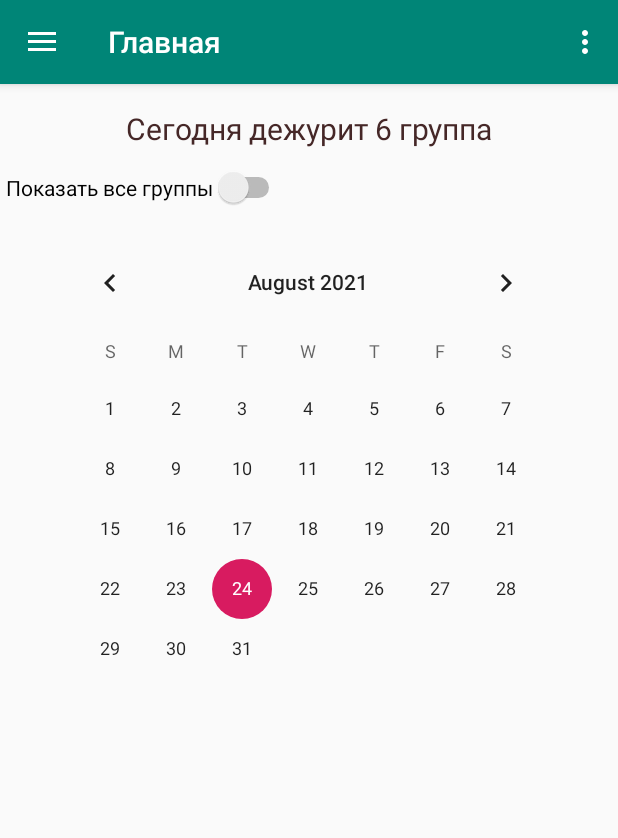
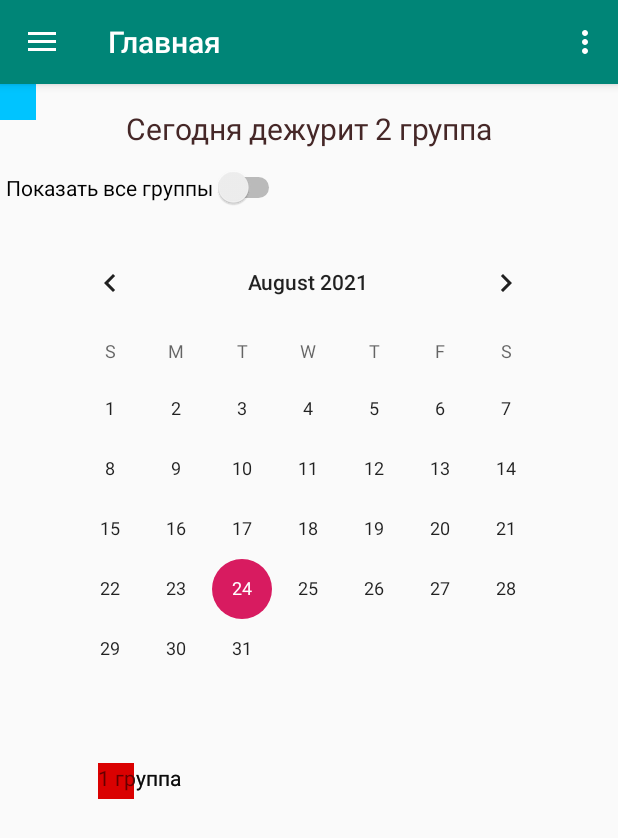
Before and after one commit to twobomb/shift-calendar-android, an Android app: the screen it shows after launch (MainActivity), on a phone screen of 412 x 824 dp. Shown: the top 838 px of the screen. Run offline under Robolectric (Android 15) with nearby library versions, the phone set to English and light mode, and no system bars; our stand-ins replace navigation-ui; libraries missing offline, so code that uses them is left out: com.roomorama.caldroid, hirondelle.date4j; 7 statements that could not run were skipped.

Commit message:
add show group dates

```diff
--- a/app/src/main/java/com/twobomb/shifter/ui/home/HomeFragment.java
+++ b/app/src/main/java/com/twobomb/shifter/ui/home/HomeFragment.java
@@ -12,6 +12,7 @@ import android.view.LayoutInflater;
 import android.view.View;
 import android.view.ViewGroup;
 import android.widget.CalendarView;
+import android.widget.CompoundButton;
 import android.widget.Switch;
 import android.widget.TextView;
 import android.widget.TimePicker;
@@ -28,6 +29,7 @@ import com.roomorama.caldroid.CaldroidFragment;
 import com.roomorama.caldroid.CaldroidListener;
 import com.twobomb.shifter.R;
 
+import java.util.ArrayList;
 import java.util.Calendar;
 import java.util.Date;
 import java.util.GregorianCalendar;
@@ -41,6 +43,7 @@ public class HomeFragment extends Fragment {
     private HomeViewModel homeViewModel;
     Switch sw_show_all;
     CaldroidFragment caldroidFragment;
+    SharedPreferences sp;
     public View onCreateView(@NonNull LayoutInflater inflater,
                              ViewGroup container, Bundle savedInstanceState) {
 
@@ -48,11 +51,27 @@ public class HomeFragment extends Fragment {
                 ViewModelProviders.of(this).get(HomeViewModel.class);
         View root = inflater.inflate(R.layout.fragment_home, container, false);
 
+        sp = getActivity().getApplicationContext().getSharedPreferences("APP_SETTINGS", Context.MODE_PRIVATE);
 
         sw_show_all = root.findViewById(R.id.sw_show_all);
-         caldroidFragment = new CaldroidFragment();
+        TextView tv_shift_now = root.findViewById(R.id.tv_shift_now);
+        tv_shift_now.setText(String.format("Сегодня дежурит %d группа",getGroupIndexByDate(new Date())+1));
+
+
+        caldroidFragment = new CaldroidFragment();
         Bundle args = new Bundle();
-        Calendar cal = Calendar.getInstance();
+        Calendar cal = Calendar.getInstance(Locale.forLanguageTag("ru"));
+        sw_show_all.setChecked(sp.getBoolean("IS_SHOW_ALL",false));
+        sw_show_all.setOnCheckedChangeListener(new CompoundButton.OnCheckedChangeListener() {
+            @Override
+            public void onCheckedChanged(CompoundButton compoundButton, boolean b) {
+                SharedPreferences.Editor edit = sp.edit();
+                edit.putBoolean("IS_SHOW_ALL",b);
+                edit.apply();
+                updateColors();
+                caldroidFragment.refreshView();
+            }
+        });
         caldroidFragment.setCaldroidListener(new CaldroidListener() {
             @Override
             public void onSelectDate(Date date, View view) {
@@ -67,6 +86,7 @@ public class HomeFragment extends Fragment {
         });
         args.putInt(CaldroidFragment.MONTH, cal.get(Calendar.MONTH) + 1);
         args.putInt(CaldroidFragment.YEAR, cal.get(Calendar.YEAR));
+        args.putInt(CaldroidFragment.START_DAY_OF_WEEK, CaldroidFragment.MONDAY);
         caldroidFragment.setArguments(args);
         FragmentTransaction t = getActivity().getSupportFragmentManager().beginTransaction();
         t.replace(R.id.calendar, caldroidFragment);
@@ -75,18 +95,10 @@ public class HomeFragment extends Fragment {
 
         return root;
     }
-
-    public void updateColors(){
-        SharedPreferences sp = getActivity().getApplicationContext().getSharedPreferences("APP_SETTINGS", Context.MODE_PRIVATE);
-        int myGroup =        sp.getInt("group_index",0);
-        GregorianCalendar dateInit = new GregorianCalendar(2021,8,19);
-        ColorDrawable[] colors=  new ColorDrawable[]{
-                new ColorDrawable(getResources().getColor(R.color.group_0, getActivity().getTheme())),
-                new ColorDrawable(getResources().getColor(R.color.group_1, getActivity().getTheme())),
-                new ColorDrawable(getResources().getColor(R.color.group_2, getActivity().getTheme())),
-                new ColorDrawable(getResources().getColor(R.color.group_3, getActivity().getTheme())),
-        };
-        GregorianCalendar begin = new GregorianCalendar(caldroidFragment.getYear(),caldroidFragment.getMonth(),1);
+    public int getGroupIndexByDate(Date date){//Какая группа дежурит в дату
+        GregorianCalendar dateInit = new GregorianCalendar(2021,8-1,19);//ДАТА ДЛЯ ИНИЦИАЛИЗАЦИИ КАКАЯ ГРУППА ДЕЖУРИТ УКАЗАНА ДЛЯ первой группы
+        GregorianCalendar begin =  new GregorianCalendar();
+        begin.setTime(date);
 
         Long  diffDays = Long.valueOf(0);
         if(dateInit.getTimeInMillis() > begin.getTimeInMillis())
@@ -95,23 +107,49 @@ public class HomeFragment extends Fragment {
             diffDays = begin.getTimeInMillis() - dateInit.getTimeInMillis();
 
         diffDays = Double.valueOf(Math.floor(diffDays.doubleValue() / (1000 * 60 * 60 * 24))).longValue();
-        int groupCur = (int) (diffDays%4) ;
+        return (int) (diffDays%4) ;
+    }
+    public void updateColors(){
+        int myGroup =        sp.getInt("group_index",0);
+        boolean sw_show_all =        sp.getBoolean("IS_SHOW_ALL",false);
+        ColorDrawable[] colors=  new ColorDrawable[]{
+                new ColorDrawable(getResources().getColor(R.color.group_0, getActivity().getTheme())),
+                new ColorDrawable(getResources().getColor(R.color.group_1, getActivity().getTheme())),
+                new ColorDrawable(getResources().getColor(R.color.group_2, getActivity().getTheme())),
+                new ColorDrawable(getResources().getColor(R.color.group_3, getActivity().getTheme())),
+        };
+        GregorianCalendar begin = new GregorianCalendar(caldroidFragment.getYear(),caldroidFragment.getMonth()-1,1);
 
-        while (begin.get(Calendar.MONTH) == caldroidFragment.getMonth()){
-            if(!sw_show_all.isChecked() && groupCur == myGroup){
+
+        //Очистить фоны с предудущего месяца до следующего включителноо
+        GregorianCalendar beginClear = (GregorianCalendar) begin.clone();
+        beginClear.add(Calendar.MONTH,2);
+        int monthTo = beginClear.get(Calendar.MONTH);
+        beginClear.add(Calendar.MONTH,-3);
+        ArrayList<Date> clearDates = new ArrayList<>();
+        while (beginClear.get(Calendar.MONTH) != monthTo){
+            clearDates.add(beginClear.getTime());
+            beginClear.add(Calendar.DATE,1);
+        }
+        caldroidFragment.clearBackgroundDrawableForDates(clearDates);
+
+
+        int groupCur = getGroupIndexByDate(begin.getTime()) ;
+        while (begin.get(Calendar.MONTH)+1 == caldroidFragment.getMonth()){
+            if(!sw_show_all && groupCur == myGroup){
+                caldroidFragment.setBackgroundDrawableForDate(colors[groupCur], begin.getTime());
+                begin.add(Calendar.DATE,1);
                 groupCur = (groupCur+1) %4;
-                begin.add(Calendar.DATE,1);
-                caldroidFragment.setBackgroundDrawableForDate(colors[groupCur], begin.getTime());
             }
-            else if(!sw_show_all.isChecked()) {
+            else if(!sw_show_all) {
                 groupCur = (groupCur+1) %4;
                 begin.add(Calendar.DATE,1);
                 continue;
             }
             else{
+                caldroidFragment.setBackgroundDrawableForDate(colors[groupCur],begin.getTime());
                 groupCur = (groupCur+1) %4;
                 begin.add(Calendar.DATE,1);
-                caldroidFragment.setBackgroundDrawableForDate(colors[groupCur],begin.getTime());
             }
 
         }
--- a/app/src/main/res/layout/fragment_home.xml
+++ b/app/src/main/res/layout/fragment_home.xml
@@ -36,4 +36,99 @@
         android:text="Показать все группы"
         app:layout_constraintStart_toStartOf="parent"
         app:layout_constraintTop_toBottomOf="@+id/tv_shift_now" />
+
+    <androidx.constraintlayout.widget.ConstraintLayout
+        android:layout_width="280dp"
+        android:layout_height="103dp"
+        android:layout_marginTop="16dp"
+        app:layout_constraintEnd_toEndOf="parent"
+        app:layout_constraintHorizontal_bias="0.496"
+        app:layout_constraintStart_toStartOf="parent"
+        app:layout_constraintTop_toBottomOf="@+id/calendar">
+
+        <TextView
+            android:id="@+id/textView10"
+            android:layout_width="wrap_content"
+            android:layout_height="wrap_content"
+            android:text="4 группа"
+            tools:layout_editor_absoluteX="195dp"
+            tools:layout_editor_absoluteY="53dp" />
+
+        <ImageView
+            android:id="@+id/imageView5"
+            android:layout_width="24dp"
+            android:layout_height="24dp"
+            app:srcCompat="@color/group_3"
+            tools:layout_editor_absoluteX="167dp"
+            tools:layout_editor_absoluteY="51dp" />
+
+        <TextView
+            android:id="@+id/textView9"
+            android:layout_width="wrap_content"
+            android:layout_height="wrap_content"
+            android:text="3 группа"
+            tools:layout_editor_absoluteX="69dp"
+            tools:layout_editor_absoluteY="51dp" />
+
+        <ImageView
+            android:id="@+id/imageView4"
+            android:layout_width="24dp"
+            android:layout_height="24dp"
+            app:srcCompat="@color/group_2"
+            tools:layout_editor_absoluteX="37dp"
+            tools:layout_editor_absoluteY="51dp" />
+
+        <TextView
+            android:id="@+id/textView8"
+            android:layout_width="wrap_content"
+            android:layout_height="wrap_content"
+            android:text="2 группа"
+            tools:layout_editor_absoluteX="195dp"
+            tools:layout_editor_absoluteY="16dp" />
+
+        <ImageView
+            android:id="@+id/imageView3"
+            android:layout_width="24dp"
+            android:layout_height="24dp"
+            app:srcCompat="@color/group_1"
+            tools:layout_editor_absoluteX="167dp"
+            tools:layout_editor_absoluteY="11dp" />
+
+        <TextView
+            android:id="@+id/textView7"
+            android:layout_width="wrap_content"
+            android:layout_height="wrap_content"
+            android:text="1 группа"
+            tools:layout_editor_absoluteX="69dp"
+            tools:layout_editor_absoluteY="16dp" />
+
+    </androidx.constraintlayout.widget.ConstraintLayout>
+
+    <TableLayout
+        android:layout_width="409dp"
+        android:layout_height="173dp"
+        tools:layout_editor_absoluteX="1dp"
+        tools:layout_editor_absoluteY="557dp">
+
+        <TableRow
+            android:layout_width="match_parent"
+            android:layout_height="match_parent" />
+
+        <TableRow
+            android:layout_width="match_parent"
+            android:layout_height="match_parent" />
+
+        <TableRow
+            android:layout_width="match_parent"
+            android:layout_height="match_parent" />
+    </TableLayout>
+
+    <ImageView
+        android:id="@+id/imageView2"
+        android:layout_width="24dp"
+        android:layout_height="24dp"
+        app:srcCompat="@color/group_0"
+        tools:layout_editor_absoluteX="11dp"
+        tools:layout_editor_absoluteY="516dp" />
+
 </androidx.constraintlayout.widget.ConstraintLayout>
--- a/app/src/main/res/values/colors.xml
+++ b/app/src/main/res/values/colors.xml
@@ -4,8 +4,8 @@
     <color name="colorPrimaryDark">#00574B</color>
     <color name="colorAccent">#D81B60</color>
 
-    <color name="group_0">#F00</color>
-    <color name="group_1">#00F</color>
-    <color name="group_2">#0F0</color>
-    <color name="group_3">#FF0</color>
+    <color name="group_0">#00C4FF</color>
+    <color name="group_1">#DA0101</color>
+    <color name="group_2">#3FE93F</color>
+    <color name="group_3">#D3D327</color>
 </resources>
```
